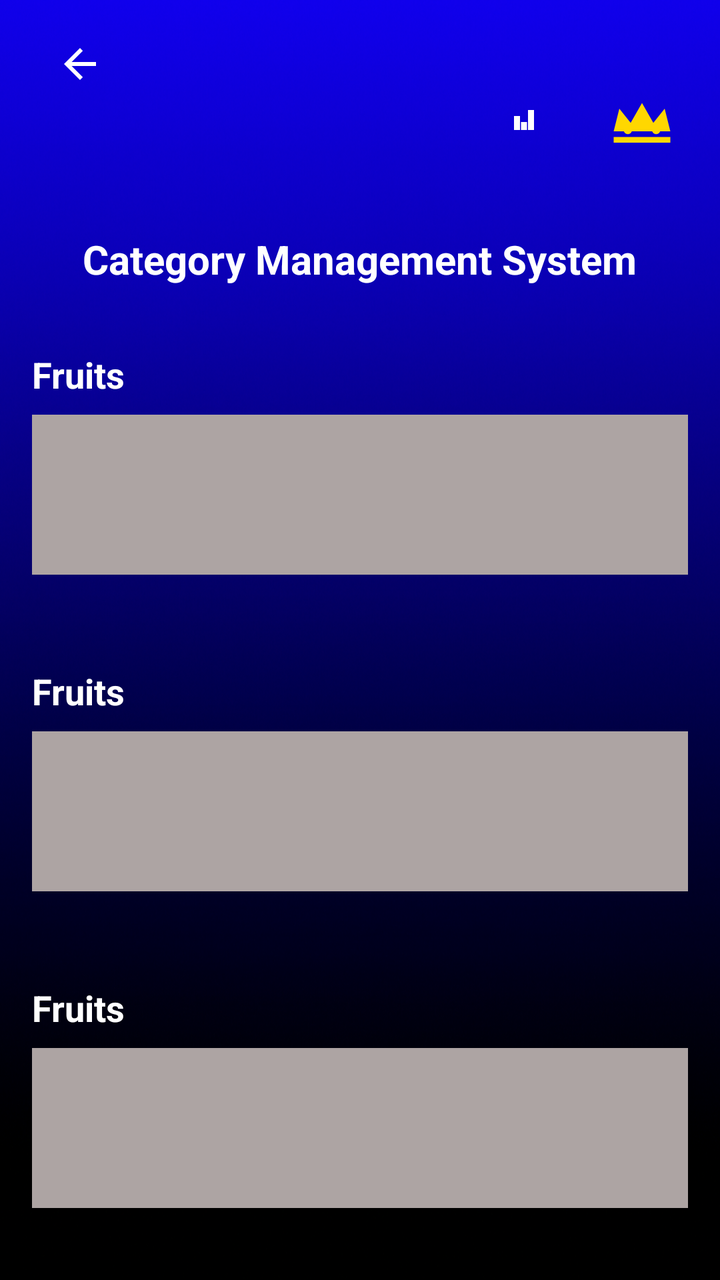
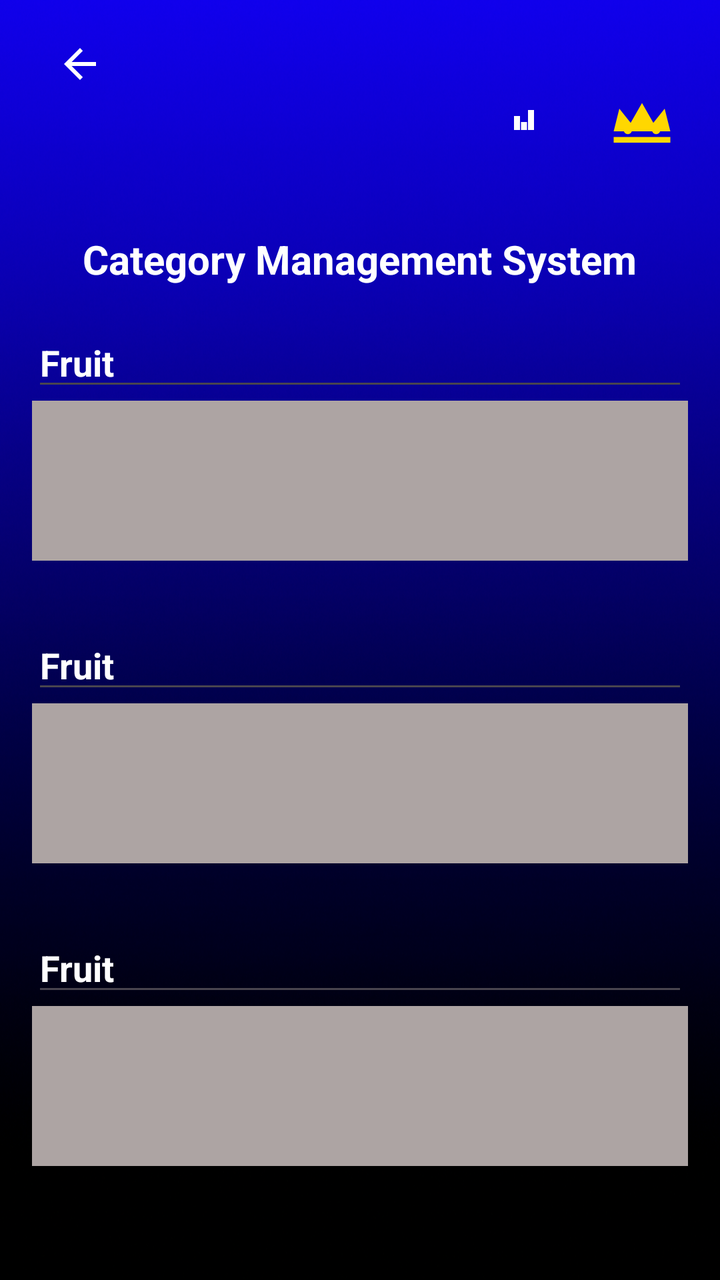

Before-and-after screenshots of an Android layout around one commit, followed by the original layout XML and the change that was made.
<!-- AndroidManifest.xml: application theme Theme.CashUp -->
<!-- res/layout/activity_category_management_view.xml -->
<?xml version="1.0" encoding="utf-8"?>
<LinearLayout xmlns:android="http://schemas.android.com/apk/res/android"
    xmlns:app="http://schemas.android.com/apk/res-auto"
    xmlns:tools="http://schemas.android.com/tools"
    android:id="@+id/main"
    android:layout_width="match_parent"
    android:layout_height="match_parent"
    android:background="#FFFFFF"
    android:fadingEdge="none"
    tools:context=".categoryManagementView">

    <LinearLayout
        android:layout_width="match_parent"
        android:layout_height="wrap_content"
        android:background="@drawable/background"
        android:orientation="vertical"
        android:padding="16dp">

        <LinearLayout
            android:layout_width="wrap_content"
            android:layout_height="28dp"
            android:orientation="horizontal">

            <ImageButton
                android:id="@+id/backButton2"
                android:layout_width="48dp"
                android:layout_height="32dp"
                android:layout_weight="1"
                android:background="?attr/selectableItemBackgroundBorderless"
                android:contentDescription="Back"
                android:src="@drawable/ic_arrow_back"
                app:layout_constraintStart_toStartOf="parent"
                app:layout_constraintTop_toTopOf="parent" />
        </LinearLayout>

        <LinearLayout
            android:layout_width="wrap_content"
            android:layout_height="38dp"
            android:layout_gravity="end"
            android:orientation="horizontal">

            <ImageButton
                android:id="@+id/leaderboardButton2"
                android:layout_width="56dp"
                android:layout_height="32dp"
                android:layout_gravity="right"
                android:layout_marginEnd="8dp"
                android:layout_weight="1"
                android:background="?attr/selectableItemBackgroundBorderless"
                android:contentDescription="Leaderboard"
                android:src="@drawable/ic_leaderboard"
                app:layout_constraintEnd_toStartOf="@id/crownButton"
                app:layout_constraintTop_toTopOf="parent" />

            <ImageButton
                android:id="@+id/crownButton2"
                android:layout_width="46dp"
                android:layout_height="32dp"
                android:layout_weight="1"
                android:background="?attr/selectableItemBackgroundBorderless"
                android:contentDescription="Crown"
                android:src="@drawable/ic_crown"
                app:layout_constraintEnd_toEndOf="parent"
                app:layout_constraintTop_toTopOf="parent" />
        </LinearLayout>

        <Space
            android:layout_width="match_parent"
            android:layout_height="34dp" />

        <TextView
            android:id="@+id/title"
            android:layout_width="wrap_content"
            android:layout_height="wrap_content"
            android:layout_gravity="center"
            android:layout_marginBottom="16dp"
            android:text="Category Management System"
            android:textColor="@color/white"
            android:textSize="20sp"
            android:textStyle="bold" />

        <TextView
            android:layout_width="wrap_content"
            android:layout_height="wrap_content"
            android:text="Fruits"
            android:textSize="18sp"
            android:textStyle="bold"
            android:textColor="@color/white"
            android:layout_marginTop="16dp"
            android:layout_marginBottom="8dp" />

        <androidx.recyclerview.widget.RecyclerView
            android:id="@+id/Category1"
            android:layout_width="match_parent"
            android:layout_height="80dp"
            android:layout_gravity="center_vertical"
            android:background="#ADA4A3"
            android:contextClickable="false"
            android:outlineProvider="none" />

        <Space
            android:layout_width="match_parent"
            android:layout_height="30dp" />

        <TextView
            android:layout_width="wrap_content"
            android:layout_height="wrap_content"
            android:text="Fruits"
            android:textSize="18sp"
            android:textStyle="bold"
            android:textColor="@color/white"
            android:layout_marginTop="16dp"
            android:layout_marginBottom="8dp" />

        <androidx.recyclerview.widget.RecyclerView
            android:id="@+id/Category2"
            android:layout_width="match_parent"
            android:layout_height="80dp"
            android:background="#ADA4A3" />

        <Space
            android:layout_width="match_parent"
            android:layout_height="30dp" />

        <TextView
            android:layout_width="wrap_content"
            android:layout_height="wrap_content"
            android:text="Fruits"
            android:textSize="18sp"
            android:textStyle="bold"
            android:textColor="@color/white"
            android:layout_marginTop="16dp"
            android:layout_marginBottom="8dp" />

        <androidx.recyclerview.widget.RecyclerView
            android:id="@+id/Category3"
            android:layout_width="match_parent"
            android:layout_height="80dp"
            android:background="#ADA4A3" />
    </LinearLayout>
    </LinearLayout>
<!-- resources referenced by this layout -->
<resources>
  <color name="white">#FFFFFFFF</color>
  <!-- drawable background: png bitmap (drawable, 768113 bytes) -->
  <!-- drawable ic_arrow_back (drawable) -->
  <vector xmlns:android="http://schemas.android.com/apk/res/android"
      android:width="24dp"
      android:height="24dp"
      android:viewportWidth="24"
      android:viewportHeight="24">
      <path
          android:fillColor="#FFFFFF"
          android:pathData="M20,11H7.83l5.59,-5.59L12,4l-8,8 8,8 1.41,-1.41L7.83,13H20v-2z"/>
  </vector>
  <!-- drawable ic_crown (drawable) -->
  <vector xmlns:android="http://schemas.android.com/apk/res/android"
      android:width="34dp"
      android:height="34dp"
      android:viewportWidth="24"
      android:viewportHeight="24"
      android:tint="#FFD700">
  
      
      <path
          android:fillColor="#FFD700"
          android:pathData="M2,16L4,8L8,13L12,6L16,13L20,8L22,16L2,16Z"/>
  
      
      <path
          android:fillColor="#FFD700"
          android:pathData="M2,18H22V20H2V18Z"/>
  
      
      <path
          android:fillColor="#FF0000"
          android:pathData="M8.5,15.5a1.5,1.5 0 1,1 -3,0a1.5,1.5 0 1,1 3,0"/>
  
      
      <path
          android:fillColor="#00BFFF"
          android:pathData="M13,13a2,2 0 1,1 -4,0a2,2 0 1,1 4,0"/>
  
      
      <path
          android:fillColor="#00FF00"
          android:pathData="M18.5,15.5a1.5,1.5 0 1,1 -3,0a1.5,1.5 0 1,1 3,0"/>
  </vector>
  <!-- drawable ic_leaderboard (drawable) -->
  <vector xmlns:android="http://schemas.android.com/apk/res/android"
      android:width="24dp"
      android:height="24dp"
      android:viewportWidth="24"
      android:viewportHeight="24">
      <path
          android:fillColor="#FFFFFF"
          android:pathData="M7,17h3v-7H7v7zM14,17h3v-10h-3v10zM10.5,17h3v-4h-3v4z"/>
  </vector>
  <style name="Theme.CashUp" parent="Base.Theme.CashUp" />
  <style name="Base.Theme.CashUp" parent="Theme.Material3.DayNight.NoActionBar">
          
          
      </style>
</resources>

<!-- the commit's change to res/layout/activity_category_management_view.xml (unified diff, before → after) -->
@@ -79,15 +79,15 @@
             android:textSize="20sp"
             android:textStyle="bold" />
 
-        <TextView
-            android:layout_width="wrap_content"
+        <EditText
+            android:id="@+id/editTextText1"
+            android:layout_width="match_parent"
             android:layout_height="wrap_content"
-            android:text="Fruits"
-            android:textSize="18sp"
-            android:textStyle="bold"
-            android:textColor="@color/white"
-            android:layout_marginTop="16dp"
-            android:layout_marginBottom="8dp" />
+            android:ems="10"
+            android:inputType="text"
+            android:text="Fruit"
+            android:textColor="#FFFFFF"
+            android:textStyle="bold" />
 
         <androidx.recyclerview.widget.RecyclerView
             android:id="@+id/Category1"
@@ -102,15 +102,15 @@
             android:layout_width="match_parent"
             android:layout_height="30dp" />
 
-        <TextView
-            android:layout_width="wrap_content"
+        <EditText
+            android:id="@+id/editTextText2"
+            android:layout_width="match_parent"
             android:layout_height="wrap_content"
-            android:text="Fruits"
-            android:textSize="18sp"
-            android:textStyle="bold"
-            android:textColor="@color/white"
-            android:layout_marginTop="16dp"
-            android:layout_marginBottom="8dp" />
+            android:ems="10"
+            android:inputType="text"
+            android:text="Fruit"
+            android:textColor="#FFFFFF"
+            android:textStyle="bold" />
 
         <androidx.recyclerview.widget.RecyclerView
             android:id="@+id/Category2"
@@ -122,15 +122,15 @@
             android:layout_width="match_parent"
             android:layout_height="30dp" />
 
-        <TextView
-            android:layout_width="wrap_content"
+        <EditText
+            android:id="@+id/editTextText3"
+            android:layout_width="match_parent"
             android:layout_height="wrap_content"
-            android:text="Fruits"
-            android:textSize="18sp"
-            android:textStyle="bold"
-            android:textColor="@color/white"
-            android:layout_marginTop="16dp"
-            android:layout_marginBottom="8dp" />
+            android:ems="10"
+            android:inputType="text"
+            android:text="Fruit"
+            android:textColor="#FFFFFF"
+            android:textStyle="bold" />
 
         <androidx.recyclerview.widget.RecyclerView
             android:id="@+id/Category3"
